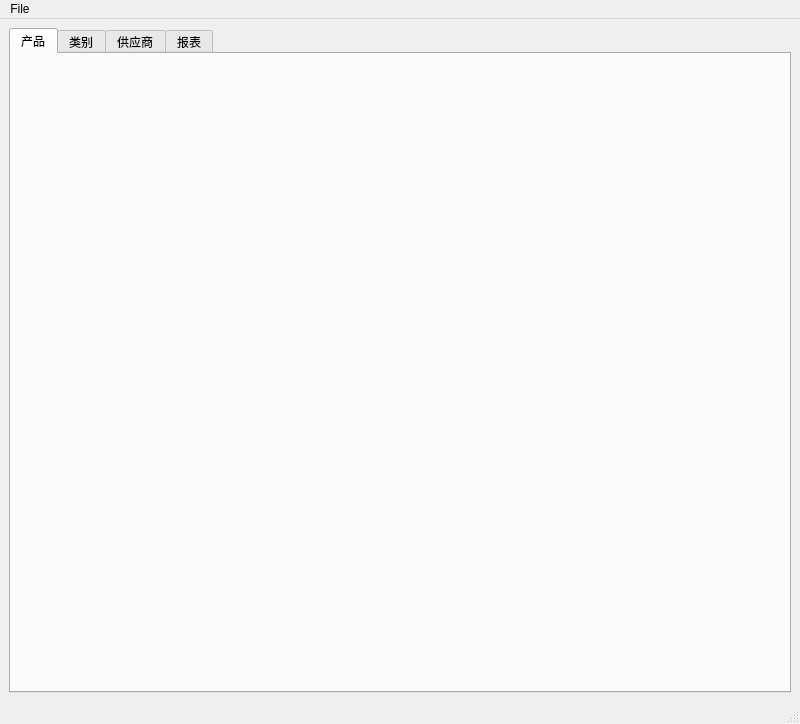
Qt form mainwindow.ui (Kevinzzz6/IMS) before a commit.
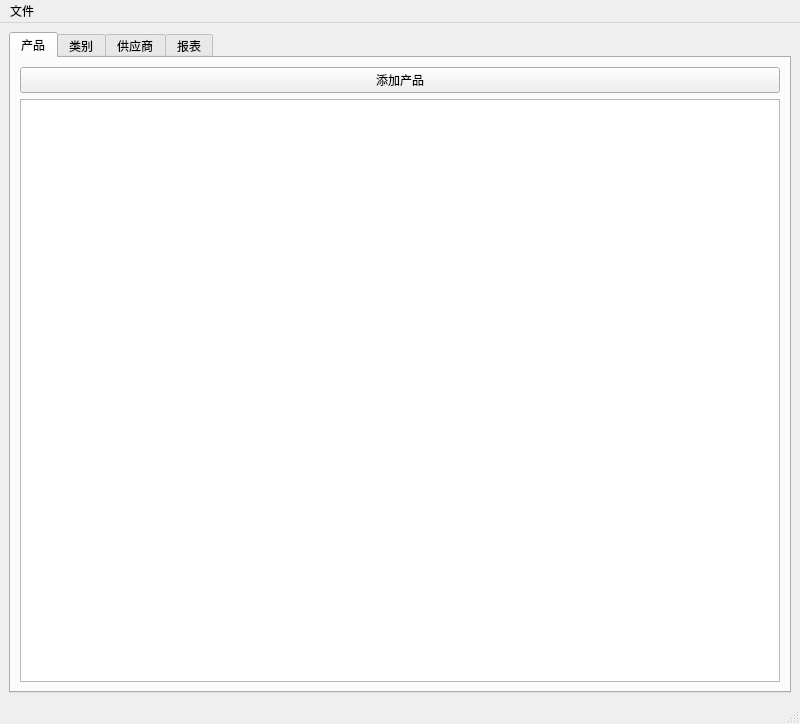
The same form after that commit. The open tabs and pages were chosen to show the change.

Commit message: Implementing 'Add Product' Logic

Patch:
```diff
--- a/mainwindow.ui
+++ b/mainwindow.ui
@@ -24,6 +24,18 @@
        <attribute name="title">
         <string>产品</string>
        </attribute>
+       <layout class="QGridLayout" name="gridLayout_2">
+        <item row="0" column="0">
+         <widget class="QPushButton" name="addProductButton">
+          <property name="text">
+           <string>添加产品</string>
+          </property>
+         </widget>
+        </item>
+        <item row="1" column="0">
+         <widget class="QTableView" name="productsTableView"/>
+        </item>
+       </layout>
       </widget>
       <widget class="QWidget" name="tab_2">
        <attribute name="title">
@@ -72,7 +84,7 @@
    </property>
    <widget class="QMenu" name="menuFile">
     <property name="title">
-     <string>File</string>
+     <string>文件</string>
     </property>
     <addaction name="actionExit"/>
    </widget>
```
Left out of the diff: 12 changed lines with no effect on the pictures. The commit also changes 15 other files.
